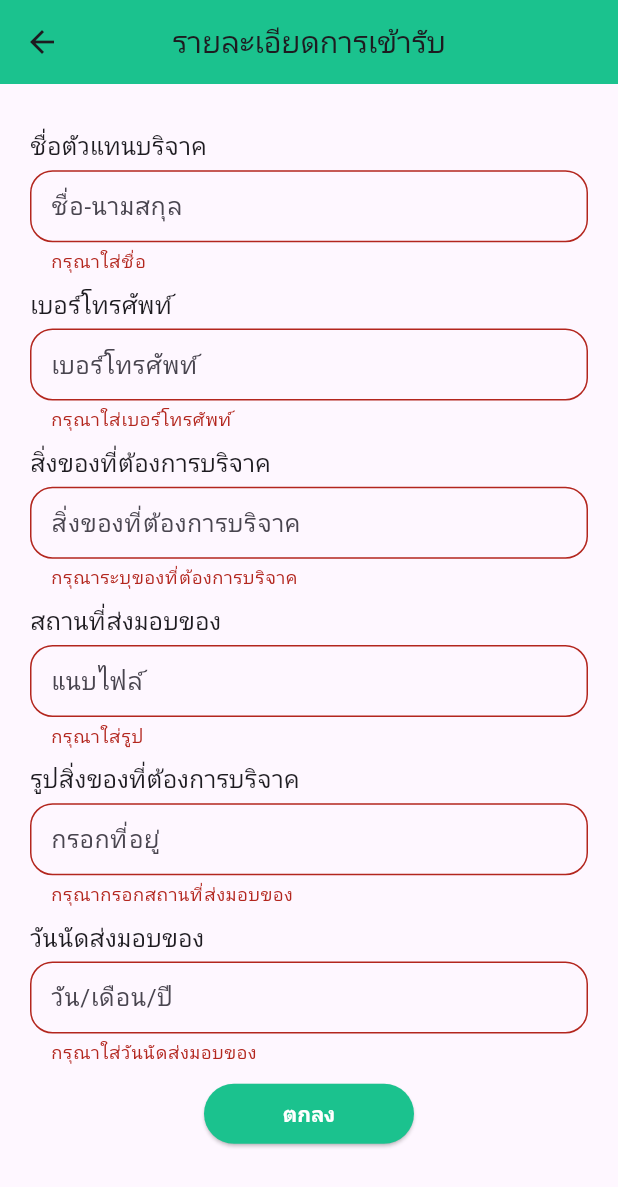
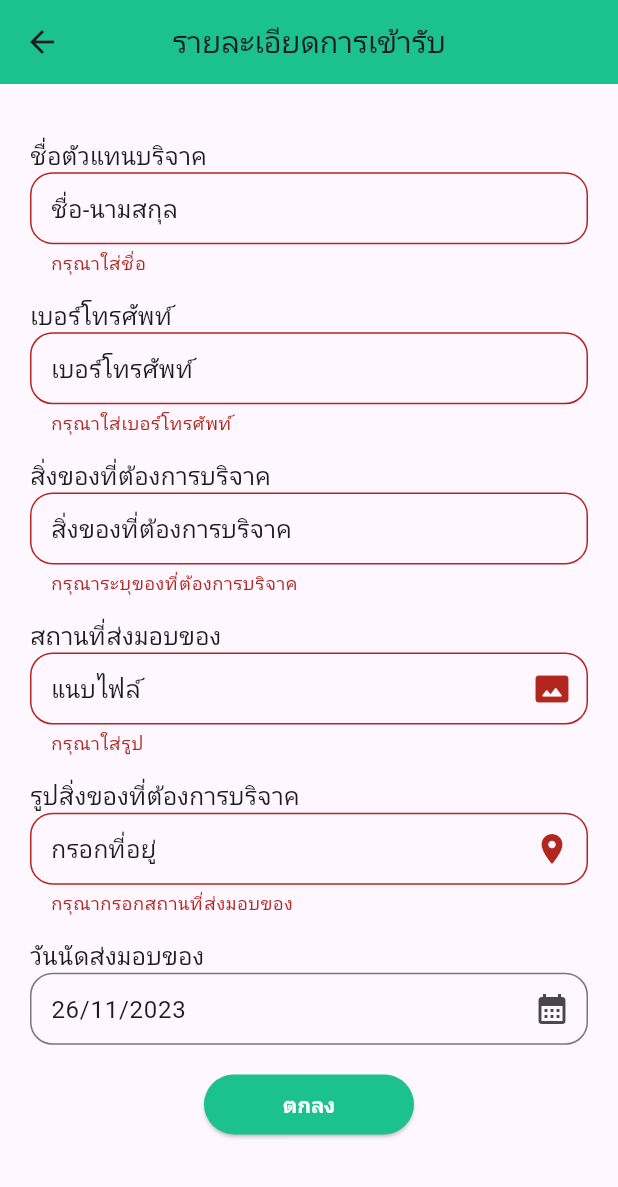
Before and after one commit to Jumptothehell/app2nd, a Flutter app: the AcceptanceForm screen opened by its route, after a tap on "ตกลง", on a phone screen of 412 x 824 dp. Shown: the top 1187 px of the screen. Run offline on Flutter 3.47's test engine with Material 2 defaults, Android fonts, the phone set to English and light mode, and no system bars; our stand-ins replace google_fonts.

Commit message:
UPDATE : bottom appbar function and acceptancefrom.dart

```diff
--- a/lib/src/navigation/bottom_appbar.dart
+++ b/lib/src/navigation/bottom_appbar.dart
@@ -28,6 +28,20 @@ class _BottomBarState extends State<BottomBar> {
     setState(() {
       _selectIndex = index;
     });
+  }
+
+  @override
+  void didChangeDependencies() {
+    super.didChangeDependencies();
+
+    // ดึงค่า argument ที่ส่งมาจาก Navigator
+    final int? selectedTabIndex =
+        ModalRoute.of(context)?.settings.arguments as int?;
+    if (selectedTabIndex != null) {
+      setState(() {
+        _selectIndex = selectedTabIndex;
+      });
+    }
   }
 
   @override
--- a/lib/src/screen/acceptancefrom.dart
+++ b/lib/src/screen/acceptancefrom.dart
@@ -18,6 +18,64 @@ class _AcceptanceFormState extends State<AcceptanceForm> {
   final addressCtrl = TextEditingController();
   final dateCtrl = TextEditingController();
 
+  DateTime _selectedDate = DateTime.now();
+
+  Future<void> _selectDate(BuildContext context) async {
+    final DateTime? picked = await showDatePicker(
+      context: context,
+      initialDate: _selectedDate,
+      firstDate: DateTime(2022),
+      lastDate: DateTime(2030),
+    );
+
+    if (picked != null && picked != _selectedDate) {
+      setState(() {
+        _selectedDate = picked;
+      });
+    }
+  }
+
+  Future<dynamic> callDialog(BuildContext context, String text) {
+    return showDialog(
+      context: context,
+      builder: (context) => AlertDialog(
+        title: Text(
+          text,
+          textAlign: TextAlign.center,
+          style: const TextStyle(fontSize: 18),
+        ),
+        actions: [
+          Center(
+            child: Column(
+              children: [
+                Column(
+                  children: [
+                    ElevatedButton(
+                      onPressed: () {
+                        Navigator.of(context).pushNamedAndRemoveUntil(
+                          '/main',
+                          (Route<dynamic> route) => false,
+                          arguments: 1, // ส่ง index ที่ 3 ไปยัง _BottomBarState
+                        );
+                      },
+                      child: const Text("ใช่"),
+                    ),
+                    ElevatedButton(
+                      onPressed: () {
+                        Navigator.of(context).pop();
+                      },
+                      child: const Text("ไม่"),
+                    ),
+                  ],
+                )
+              ],
+            ),
+          )
+        ],
+      ),
+    );
+  }
+
   @override
   Widget build(BuildContext context) {
     return SafeArea(
@@ -32,16 +90,13 @@ class _AcceptanceFormState extends State<AcceptanceForm> {
     );
   }
 
-  Column formField(String text, String errorText, String hintText,
+  Column formField(String text, String errorText, Icon? icon, String hintText,
       TextInputType inputType, TextEditingController controller) {
     return Column(
       children: [
         Align(
           alignment: Alignment.topLeft,
           child: Text(text),
-        ),
-        const SizedBox(
-          height: 5,
         ),
         TextFormField(
           keyboardType: inputType,
@@ -53,7 +108,10 @@ class _AcceptanceFormState extends State<AcceptanceForm> {
             return null;
           },
           decoration: InputDecoration(
+            suffixIcon: icon,
+            // const Icon(Icons.abc),
             hintText: hintText,
+            hintStyle: Theme.of(context).textTheme.bodyMedium,
             border: const OutlineInputBorder(
               borderRadius: BorderRadius.all(
                 Radius.circular(15.0),
@@ -80,31 +138,67 @@ class _AcceptanceFormState extends State<AcceptanceForm> {
               mainAxisAlignment: MainAxisAlignment.spaceEvenly,
               mainAxisSize: MainAxisSize.max,
               children: [
-                formField('ชื่อตัวแทนบริจาค', 'กรุณาใส่ชื่อ', 'ชื่อ-นามสกุล',
-                    TextInputType.name, nameCtrl),
-                formField('เบอร์โทรศัพท์', 'กรุณาใส่เบอร์โทรศัพท์',
+                formField('ชื่อตัวแทนบริจาค', 'กรุณาใส่ชื่อ', null,
+                    'ชื่อ-นามสกุล', TextInputType.name, nameCtrl),
+                formField('เบอร์โทรศัพท์', 'กรุณาใส่เบอร์โทรศัพท์', null,
                     'เบอร์โทรศัพท์', TextInputType.phone, phoneCtrl),
                 formField(
                     'สิ่งของที่ต้องการบริจาค',
                     'กรุณาระบุของที่ต้องการบริจาค',
+                    null,
                     'สิ่งของที่ต้องการบริจาค',
                     TextInputType.text,
                     objCtrl),
-                formField('สถานที่ส่งมอบของ', 'กรุณาใส่รูป', 'แนบไฟล์',
-                    TextInputType.text, picCtrl),
+                formField(
+                    'สถานที่ส่งมอบของ',
+                    'กรุณาใส่รูป',
+                    const Icon(Icons.photo_size_select_actual_rounded),
+                    'แนบไฟล์',
+                    TextInputType.text,
+                    picCtrl),
                 formField(
                     'รูปสิ่งของที่ต้องการบริจาค',
                     'กรุณากรอกสถานที่ส่งมอบของ',
+                    const Icon(Icons.location_on),
                     'กรอกที่อยู่',
                     TextInputType.streetAddress,
                     addressCtrl),
-                formField('วันนัดส่งมอบของ', 'กรุณาใส่วันนัดส่งมอบของ',
-                    'วัน/เดือน/ปี', TextInputType.datetime, dateCtrl),
+                GestureDetector(
+                  onTap: () => _selectDate(context),
+                  child: AbsorbPointer(
+                    child: Column(children: [
+                      const Align(
+                        alignment: Alignment.topLeft,
+                        child: Text('วันนัดส่งมอบของ'),
+                      ),
+                      TextFormField(
+                        controller: TextEditingController(
+                            text:
+                                '${_selectedDate.day}/${_selectedDate.month}/${_selectedDate.year}'),
+                        decoration: InputDecoration(
+                          suffixIcon: const Icon(Icons.calendar_month),
+                          // const Icon(Icons.abc),
+                          hintText: 'วัน/เดือน/ปี',
+                          hintStyle: Theme.of(context).textTheme.bodyMedium,
+                          border: const OutlineInputBorder(
+                            borderRadius: BorderRadius.all(
+                              Radius.circular(15.0),
+                            ),
+                          ),
+                          contentPadding: const EdgeInsets.symmetric(
+                              vertical: 10.0, horizontal: 10.0),
+                        ),
+                      ),
+                    ]),
+                  ),
+                ),
                 ElevatedButton(
                   onPressed: () {
                     if (_formKey.currentState!.validate()) {
-                      Navigator.of(context).pushNamedAndRemoveUntil(
-                          '/main', (Route<dynamic> route) => false);
+                      callDialog(context,
+                          "โปรดตรวจสอบข้อมูลของท่าน\nไม่สามารถยกเลิกได้ในภายหลัง");
+                      // Navigator.of(context).pushNamedAndRemoveUntil(
+                      //     '/main', (Route<dynamic> route) => false);
                     }
                   },
                   child: const Text(
```
